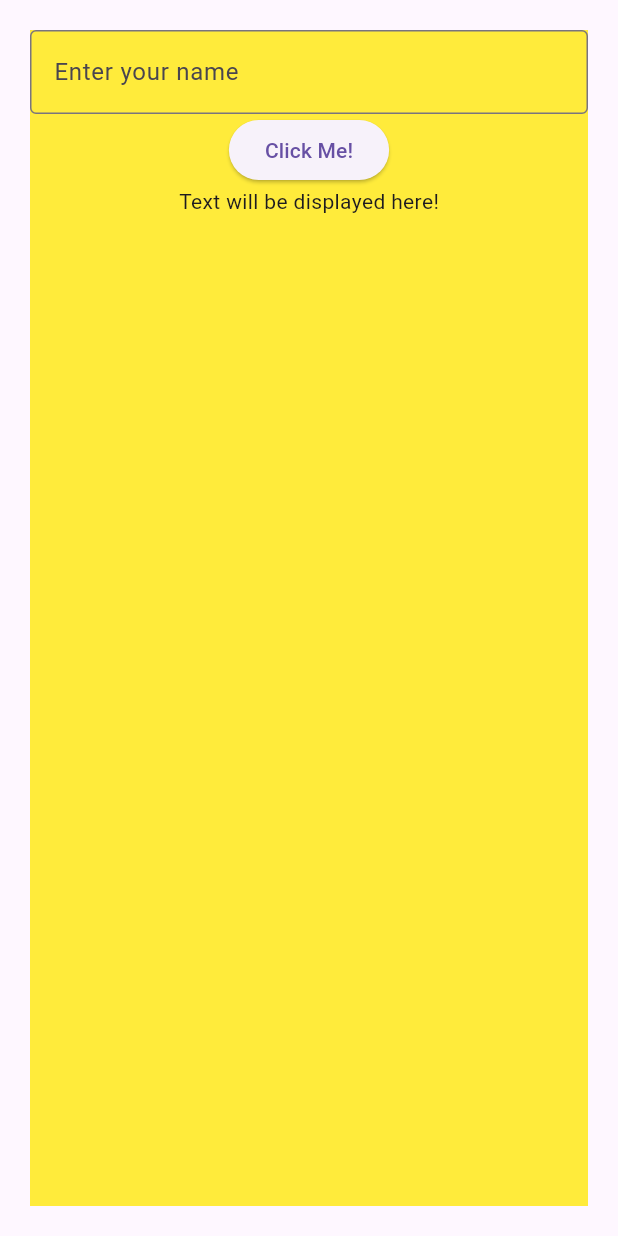
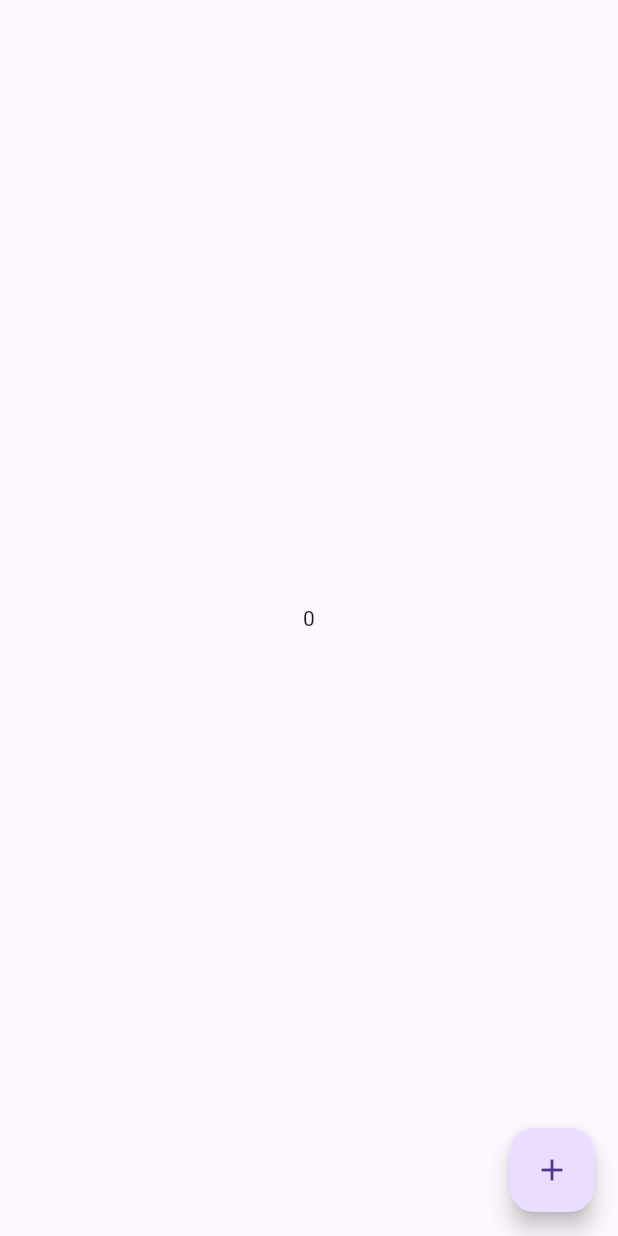
Before and after one commit to aakash414/Flutter_demo, a Flutter app: the screen it shows after launch, on a phone screen of 412 x 824 dp. Run offline on Flutter 3.47's test engine with Material 3 defaults, Android fonts, the light colour scheme and no system bars.

Commit message:
Statefull counter

```diff
--- a/lib/main.dart
+++ b/lib/main.dart
@@ -1,66 +1,17 @@
 import 'package:flutter/material.dart';
+import 'package:taskaroo/screen_home.dart';
 
-void main() {
-  runApp(const MyApp());
+void main(List<String> args) {
+  runApp(MyApp());
 }
 
 class MyApp extends StatelessWidget {
-  const MyApp({Key? key}) : super(key: key);
-
   @override
   Widget build(BuildContext context) {
     return MaterialApp(
-      theme: ThemeData(
-        primaryColor: Colors.red,
-      ),
-      home: HomeScreen(),
-    );
+        theme: ThemeData(
+          primarySwatch: Colors.purple,
+        ),
+        home: ScreenHome());
   }
 }
-
-class HomeScreen extends StatefulWidget {
-  HomeScreen({Key? key}) : super(key: key);
-
-  @override
-  State<HomeScreen> createState() => _HomeScreenState();
-}
-
-class _HomeScreenState extends State<HomeScreen> {
-  final _textController = TextEditingController();
-  String _displayText = 'Text will be displayed here!';
-
-  @override
-  Widget build(BuildContext context) {
-    return Scaffold(
-      body: SafeArea(
-        child: Padding(
-          padding: EdgeInsets.all(20),
-          child: Container(
-            color: Colors.yellow,
-            child: Column(
-              children: [
-                TextField(
-                  controller: _textController,
-                  decoration: const InputDecoration(
-                    border: OutlineInputBorder(),
-                    hintText: 'Enter your name',
-                  ),
-                ),
-                ElevatedButton(
-                    onPressed: () {
-                      //Get Data
-                      print(_textController.text);
-                      setState(() {
-                        _displayText = _textController.text;
-                      });
-                    },
-                    child: Text('Click Me!')),
-                Text(_displayText),
-              ],
-            ),
-          ),
-        ),
-      ),
-    );
-  }
-}
--- /dev/null
+++ b/lib/screen_home.dart
@@ -0,0 +1,30 @@
+import 'package:flutter/material.dart';
+
+class ScreenHome extends StatefulWidget {
+  const ScreenHome({super.key});
+
+  @override
+  State<ScreenHome> createState() => _ScreenHomeState();
+}
+
+class _ScreenHomeState extends State<ScreenHome> {
+  int _counter = 0;
+
+  @override
+  Widget build(BuildContext context) {
+    return Scaffold(
+      body: Center(
+        child: Text(_counter.toString()),
+      ),
+      floatingActionButton: FloatingActionButton(
+        onPressed: () {
+          print(_counter);
+          setState(() {
+            _counter++;
+          });
+        },
+        child: Icon(Icons.add),
+      ),
+    );
+  }
+}
```
Also changed, not shown: 1 other file.
